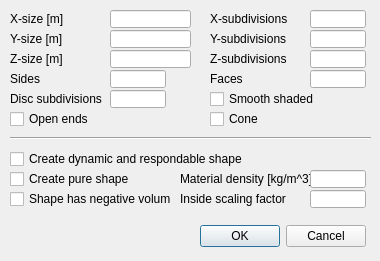
The window that ui/qdlgprimitives.ui (CoppeliaRobotics/coppeliaSimLib) describes before a commit, drawn with Qt 5.
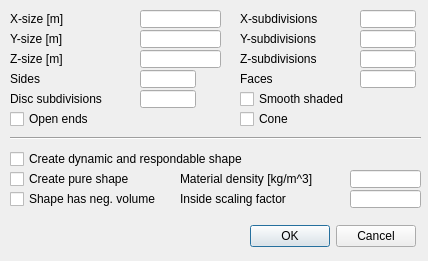
The same window after the commit.

```diff
--- a/ui/qdlgprimitives.ui
+++ b/ui/qdlgprimitives.ui
@@ -6,7 +6,7 @@
    <rect>
     <x>0</x>
     <y>0</y>
-    <width>380</width>
+    <width>428</width>
     <height>261</height>
    </rect>
   </property>
@@ -21,7 +21,7 @@
     <rect>
      <x>10</x>
      <y>10</y>
-     <width>91</width>
+     <width>121</width>
      <height>18</height>
     </rect>
    </property>
@@ -32,7 +32,7 @@
   <widget class="QLineEdit" name="qqXSize">
    <property name="geometry">
     <rect>
-     <x>110</x>
+     <x>140</x>
      <y>10</y>
      <width>81</width>
      <height>18</height>
@@ -42,7 +42,7 @@
   <widget class="QLineEdit" name="qqYSize">
    <property name="geometry">
     <rect>
-     <x>110</x>
+     <x>140</x>
      <y>30</y>
      <width>81</width>
      <height>18</height>
@@ -54,7 +54,7 @@
     <rect>
      <x>10</x>
      <y>30</y>
-     <width>91</width>
+     <width>131</width>
      <height>18</height>
     </rect>
    </property>
@@ -67,7 +67,7 @@
     <rect>
      <x>10</x>
      <y>50</y>
-     <width>91</width>
+     <width>131</width>
      <height>18</height>
     </rect>
    </property>
@@ -78,7 +78,7 @@
   <widget class="QLineEdit" name="qqZSize">
    <property name="geometry">
     <rect>
-     <x>110</x>
+     <x>140</x>
      <y>50</y>
      <width>81</width>
      <height>18</height>
@@ -88,9 +88,9 @@
   <widget class="QLabel" name="label_4">
    <property name="geometry">
     <rect>
-     <x>210</x>
+     <x>240</x>
      <y>30</y>
-     <width>91</width>
+     <width>121</width>
      <height>18</height>
     </rect>
    </property>
@@ -101,7 +101,7 @@
   <widget class="QLineEdit" name="qqYSubdiv">
    <property name="geometry">
     <rect>
-     <x>310</x>
+     <x>360</x>
      <y>30</y>
      <width>56</width>
      <height>18</height>
@@ -111,7 +111,7 @@
   <widget class="QLineEdit" name="qqXSubdiv">
    <property name="geometry">
     <rect>
-     <x>310</x>
+     <x>360</x>
      <y>10</y>
      <width>56</width>
      <height>18</height>
@@ -121,9 +121,9 @@
   <widget class="QLabel" name="label_5">
    <property name="geometry">
     <rect>
-     <x>210</x>
+     <x>240</x>
      <y>50</y>
-     <width>91</width>
+     <width>121</width>
      <height>18</height>
     </rect>
    </property>
@@ -134,9 +134,9 @@
   <widget class="QLabel" name="label_6">
    <property name="geometry">
     <rect>
-     <x>210</x>
+     <x>240</x>
      <y>10</y>
-     <width>91</width>
+     <width>121</width>
      <height>18</height>
     </rect>
    </property>
@@ -147,7 +147,7 @@
   <widget class="QLineEdit" name="qqZSubdiv">
    <property name="geometry">
     <rect>
-     <x>310</x>
+     <x>360</x>
      <y>50</y>
      <width>56</width>
      <height>18</height>
@@ -170,7 +170,7 @@
   <widget class="QLineEdit" name="qqSides">
    <property name="geometry">
     <rect>
-     <x>110</x>
+     <x>140</x>
      <y>70</y>
      <width>56</width>
      <height>18</height>
@@ -180,9 +180,9 @@
   <widget class="QLabel" name="label_8">
    <property name="geometry">
     <rect>
-     <x>210</x>
+     <x>240</x>
      <y>70</y>
-     <width>91</width>
+     <width>111</width>
      <height>18</height>
     </rect>
    </property>
@@ -193,7 +193,7 @@
   <widget class="QLineEdit" name="qqFaces">
    <property name="geometry">
     <rect>
-     <x>310</x>
+     <x>360</x>
      <y>70</y>
      <width>56</width>
      <height>18</height>
@@ -205,7 +205,7 @@
     <rect>
      <x>10</x>
      <y>90</y>
-     <width>101</width>
+     <width>131</width>
      <height>18</height>
     </rect>
    </property>
@@ -216,7 +216,7 @@
   <widget class="QLineEdit" name="qqDiscSubdiv">
    <property name="geometry">
     <rect>
-     <x>110</x>
+     <x>140</x>
      <y>90</y>
      <width>56</width>
      <height>18</height>
@@ -228,7 +228,7 @@
     <rect>
      <x>10</x>
      <y>170</y>
-     <width>161</width>
+     <width>171</width>
      <height>18</height>
     </rect>
    </property>
@@ -258,7 +258,7 @@
   <widget class="QCheckBox" name="qqCone">
    <property name="geometry">
     <rect>
-     <x>210</x>
+     <x>240</x>
      <y>110</y>
      <width>161</width>
      <height>18</height>
@@ -274,7 +274,7 @@
   <widget class="QCheckBox" name="qqSmooth">
    <property name="geometry">
     <rect>
-     <x>210</x>
+     <x>240</x>
      <y>90</y>
      <width>161</width>
      <height>18</height>
@@ -292,7 +292,7 @@
     <rect>
      <x>15</x>
      <y>220</y>
-     <width>351</width>
+     <width>401</width>
      <height>32</height>
     </rect>
    </property>
@@ -305,7 +305,7 @@
     <rect>
      <x>10</x>
      <y>130</y>
-     <width>361</width>
+     <width>411</width>
      <height>16</height>
     </rect>
    </property>
@@ -318,7 +318,7 @@
     <rect>
      <x>180</x>
      <y>170</y>
-     <width>131</width>
+     <width>171</width>
      <height>18</height>
     </rect>
    </property>
@@ -329,9 +329,9 @@
   <widget class="QLineEdit" name="qqDensity">
    <property name="geometry">
     <rect>
-     <x>310</x>
+     <x>350</x>
      <y>170</y>
-     <width>56</width>
+     <width>71</width>
      <height>18</height>
     </rect>
    </property>
@@ -341,7 +341,7 @@
     <rect>
      <x>10</x>
      <y>190</y>
-     <width>161</width>
+     <width>171</width>
      <height>18</height>
     </rect>
    </property>
@@ -349,15 +349,15 @@
     <enum>Qt::StrongFocus</enum>
    </property>
    <property name="text">
-    <string>Shape has negative volume</string>
+    <string>Shape has neg. volume</string>
    </property>
   </widget>
   <widget class="QLineEdit" name="qqNegativeVolumeScaling">
    <property name="geometry">
     <rect>
-     <x>310</x>
+     <x>350</x>
      <y>190</y>
-     <width>56</width>
+     <width>71</width>
      <height>18</height>
     </rect>
    </property>
@@ -367,7 +367,7 @@
     <rect>
      <x>180</x>
      <y>190</y>
-     <width>131</width>
+     <width>171</width>
      <height>18</height>
     </rect>
    </property>
@@ -380,7 +380,7 @@
     <rect>
      <x>10</x>
      <y>150</y>
-     <width>281</width>
+     <width>311</width>
      <height>18</height>
     </rect>
    </property>
```
